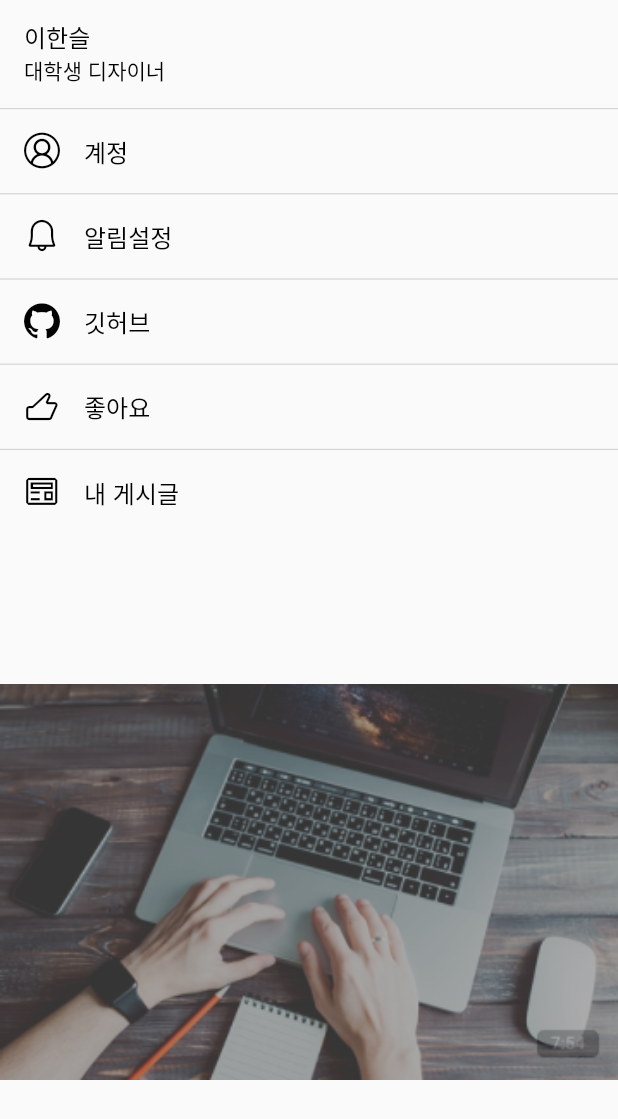
After one commit to kdhhuns2000/d_to_d, a Flutter app: the SettingPage screen opened directly, on a phone screen of 412 x 824 dp. The commit adds this screen. Shown: the top 1119 px of the screen. Run offline on Flutter 3.47's test engine with Material 2 defaults, Android fonts, the phone set to English and light mode, and no system bars; our stand-ins replace flutter_riverpod; missing offline and left inert: responsive_grid_list; key blocks and very long unbroken strings in the code were emptied for the run.

Commit message:
add : setting screen

```diff
--- /dev/null
+++ b/lib/screens/setting_icons.dart
@@ -0,0 +1,29 @@
+/// Flutter icons SettingIcon
+/// Copyright (C) 2023 by original authors @ fluttericon.com, fontello.com
+/// This font was generated by FlutterIcon.com, which is derived from Fontello.
+///
+/// To use this font, place it in your fonts/ directory and include the
+/// following in your pubspec.yaml
+///
+/// flutter:
+///   fonts:
+///    - family:  SettingIcon
+///      fonts:
+///       - asset: fonts/SettingIcon.ttf
+///
+///
+///
+import 'package:flutter/widgets.dart';
+
+class SettingIcon {
+  SettingIcon._();
+
+  static const _kFontFam = 'SettingIcon';
+  static const String? _kFontPkg = null;
+
+  static const IconData preview = IconData(0xe800, fontFamily: _kFontFam, fontPackage: _kFontPkg);
+  static const IconData account = IconData(0xe801, fontFamily: _kFontFam, fontPackage: _kFontPkg);
+  static const IconData bell = IconData(0xe802, fontFamily: _kFontFam, fontPackage: _kFontPkg);
+  static const IconData github_inverted = IconData(0xe803, fontFamily: _kFontFam, fontPackage: _kFontPkg);
+  static const IconData thumbsup = IconData(0xe804, fontFamily: _kFontFam, fontPackage: _kFontPkg);
+}
--- /dev/null
+++ b/lib/screens/setting_page.dart
@@ -0,0 +1,57 @@
+import 'package:d_to_d/screens/setting_icons.dart';
+import 'package:flutter/material.dart';
+
+class SettingPage extends StatelessWidget {
+  const SettingPage({super.key});
+
+  @override
+  Widget build(BuildContext context) {
+    return Scaffold(
+      body: Column(
+        children: [
+          ListTile(
+            title: Text("이한슬"),
+            subtitle: Text("대학생 디자이너"),
+            textColor: Colors.black,
+          ),
+          settingDivider(),
+          settingListTile("계정", SettingIcon.account),
+          settingDivider(),
+          settingListTile("알림설정", SettingIcon.bell),
+          settingDivider(),
+          settingListTile("깃허브", SettingIcon.github_inverted),
+          settingDivider(),
+          settingListTile("좋아요", SettingIcon.thumbsup),
+          settingDivider(),
+          settingListTile("내 게시글", SettingIcon.preview),
+          SizedBox(
+            height: 100,
+          ),
+          Image.asset('assets/images/img_setting.png',
+              width: double.infinity, fit: BoxFit.cover),
+          SizedBox(
+            height: 18,
+          )
+        ],
+      ),
+    );
+  }
+}
+
+Widget settingListTile(String title, IconData icon) {
+  return ListTile(
+    horizontalTitleGap: 0,
+    title: Text(title),
+    leading: Icon(icon),
+    textColor: Colors.black,
+    iconColor: Colors.black,
+  );
+}
+
+Widget settingDivider() {
+  return Divider(
+    height: 0.8,
+    thickness: 0.8,
+    color: Color.fromARGB(255, 213, 213, 213),
+  );
+}
--- a/pubspec.yaml
+++ b/pubspec.yaml
@@ -115,5 +115,8 @@ flutter:
           weight: 800
         - asset: assets/fonts/Inter/Inter-Black.ttf
           weight: 900
+    - family: SettingIcon
+      fonts:
+        - asset: assets/fonts/SettingIcon.ttf
   # For details regarding fonts from package dependencies,
   # see https://flutter.dev/custom-fonts/#from-packages
```
Also changed, not shown: assets/fonts/SettingIcon.ttf (added), assets/images/img_setting.png (added), lib/main.dart (line endings or trailing spaces).
